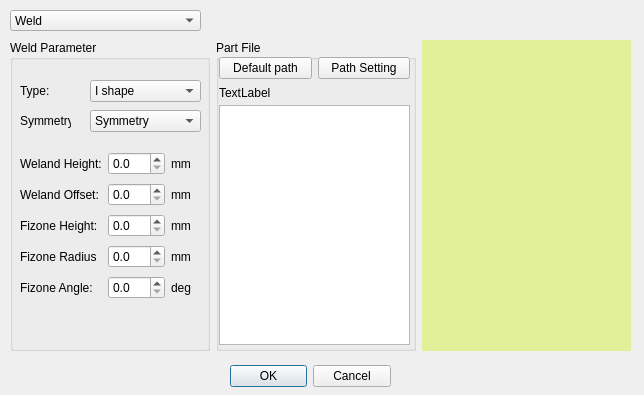
qinxingying/hello-word, file phascan_view/ui/dialog/DialogDxfFileLoad.ui: the form before one commit.
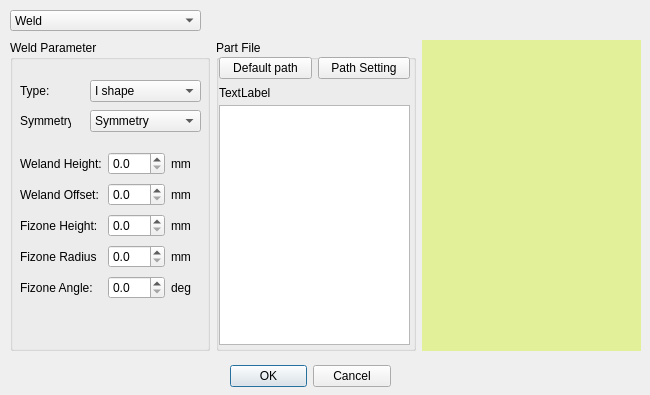
The form after the commit. Custom widgets are drawn as their Qt base class.

Commit message: Updated:更新dxf显示路径

Patch:
```diff
--- a/phascan_view/ui/dialog/DialogDxfFileLoad.ui
+++ b/phascan_view/ui/dialog/DialogDxfFileLoad.ui
@@ -6,7 +6,7 @@
    <rect>
     <x>0</x>
     <y>0</y>
-    <width>644</width>
+    <width>650</width>
     <height>395</height>
    </rect>
   </property>
@@ -66,7 +66,7 @@
     <rect>
      <x>10</x>
      <y>40</y>
-     <width>621</width>
+     <width>631</width>
      <height>311</height>
     </rect>
    </property>
@@ -493,7 +493,7 @@
     <rect>
      <x>216</x>
      <y>4</y>
-     <width>421</width>
+     <width>431</width>
      <height>31</height>
     </rect>
    </property>
```
The commit also changes 2 other files.
